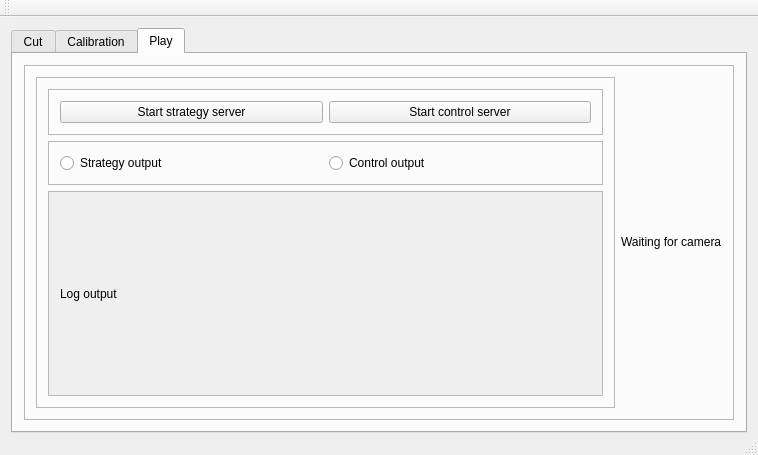
The window that mainwindow.ui (quique0194/UmayuxVsss) describes before a commit, drawn with Qt 5.
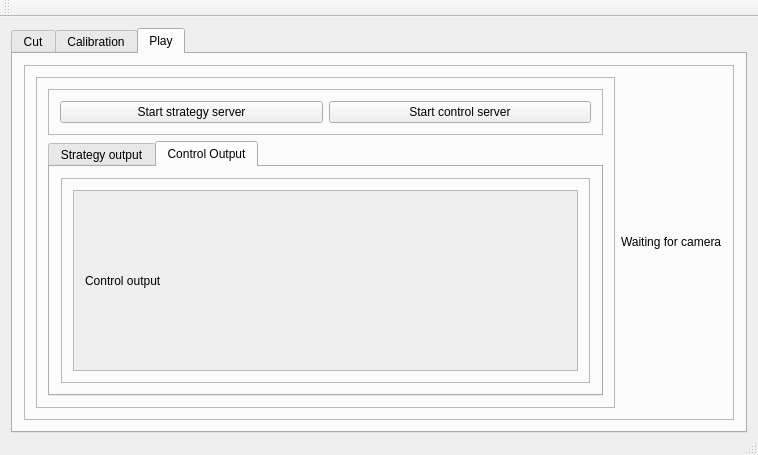
The same window after the commit. Custom widgets are drawn as their Qt base class.

Commit message: Run command v2

The edit to the form file:
```diff
--- a/mainwindow.ui
+++ b/mainwindow.ui
@@ -701,23 +701,77 @@
                </widget>
               </item>
               <item>
-               <widget class="QFrame" name="frame_12">
+               <widget class="QTabWidget" name="tabWidget">
+                <property name="currentIndex">
+                 <number>1</number>
+                </property>
+                <widget class="QWidget" name="tab_4">
+                 <attribute name="title">
+                  <string>Strategy output</string>
+                 </attribute>
+                 <layout class="QVBoxLayout" name="verticalLayout_17">
+                  <item>
+                   <widget class="QScrollArea" name="scrollArea">
+                    <property name="widgetResizable">
+                     <bool>true</bool>
+                    </property>
+                    <widget class="QWidget" name="scrollAreaWidgetContents">
+                     <property name="geometry">
+                      <rect>
+                       <x>0</x>
+                       <y>0</y>
+                       <width>553</width>
+                       <height>214</height>
+                      </rect>
+                     </property>
+                     <layout class="QVBoxLayout" name="verticalLayout_15">
+                      <item>
+                       <widget class="QLabel" name="strategyOutput">
+                        <property name="text">
+                         <string>Strategy output</string>
+                        </property>
+                       </widget>
+                      </item>
+                     </layout>
+                    </widget>
+                   </widget>
+                  </item>
+                 </layout>
+                </widget>
+                <widget class="QWidget" name="tab_5">
+                 <attribute name="title">
+                  <string>Control Output</string>
+                 </attribute>
+                 <layout class="QVBoxLayout" name="verticalLayout_18">
+                  <item>
+                   <widget class="QFrame" name="frame_13">
                 <property name="frameShape">
                  <enum>QFrame::StyledPanel</enum>
                 </property>
                 <property name="frameShadow">
                  <enum>QFrame::Raised</enum>
                 </property>
-                <layout class="QHBoxLayout" name="horizontalLayout_8">
+                    <layout class="QHBoxLayout" name="horizontalLayout_9">
                  <item>
-                  <widget class="QRadioButton" name="viewStrategyOutput">
-                   <property name="text">
-                    <string>Strategy output</string>
-                   </property>
-                  </widget>
-                 </item>
+                      <widget class="QScrollArea" name="scrollArea_2">
+                       <property name="enabled">
+                        <bool>true</bool>
+                       </property>
+                       <property name="widgetResizable">
+                        <bool>true</bool>
+                       </property>
+                       <widget class="QWidget" name="scrollAreaWidgetContents_2">
+                        <property name="geometry">
+                         <rect>
+                          <x>0</x>
+                          <y>0</y>
+                          <width>533</width>
+                          <height>194</height>
+                         </rect>
+                        </property>
+                        <layout class="QVBoxLayout" name="verticalLayout_16">
                  <item>
-                  <widget class="QRadioButton" name="viewControlOutput">
+                          <widget class="QLabel" name="controlOutput">
                    <property name="text">
                     <string>Control output</string>
                    </property>
@@ -725,27 +779,9 @@
                  </item>
                 </layout>
                </widget>
-              </item>
-              <item>
-               <widget class="QScrollArea" name="scrollArea">
-                <property name="widgetResizable">
-                 <bool>true</bool>
-                </property>
-                <widget class="QWidget" name="scrollAreaWidgetContents">
-                 <property name="geometry">
-                  <rect>
-                   <x>0</x>
-                   <y>0</y>
-                   <width>577</width>
-                   <height>215</height>
-                  </rect>
-                 </property>
-                 <layout class="QVBoxLayout" name="verticalLayout_15">
-                  <item>
-                   <widget class="QLabel" name="strategyOutput">
-                    <property name="text">
-                     <string>Log output</string>
-                    </property>
+                      </widget>
+                     </item>
+                    </layout>
                    </widget>
                   </item>
                  </layout>
```
Lines whose indentation alone changed are shown as unchanged. The commit also changes 2 other files.
